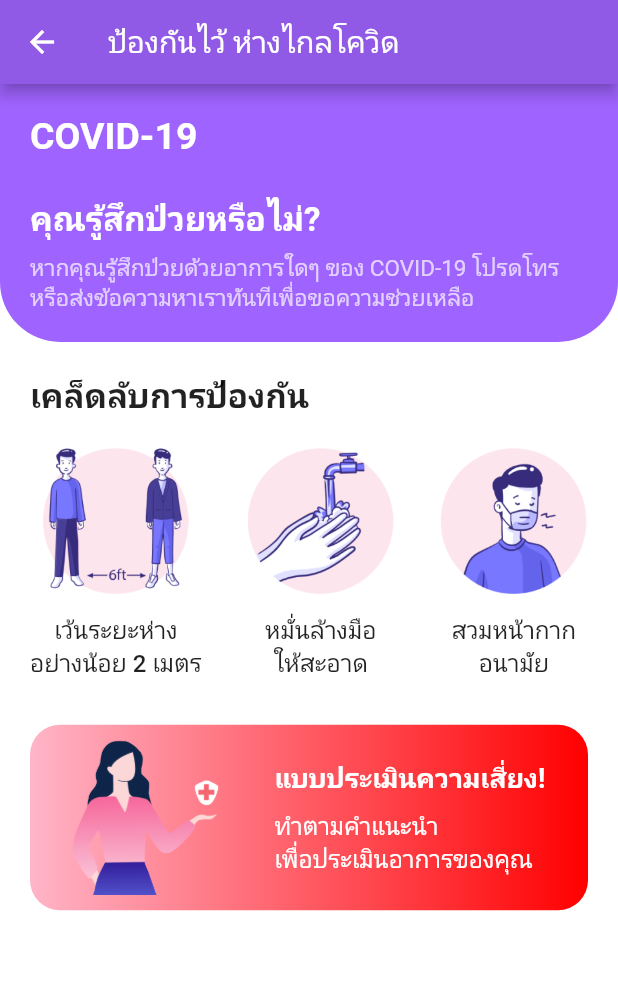
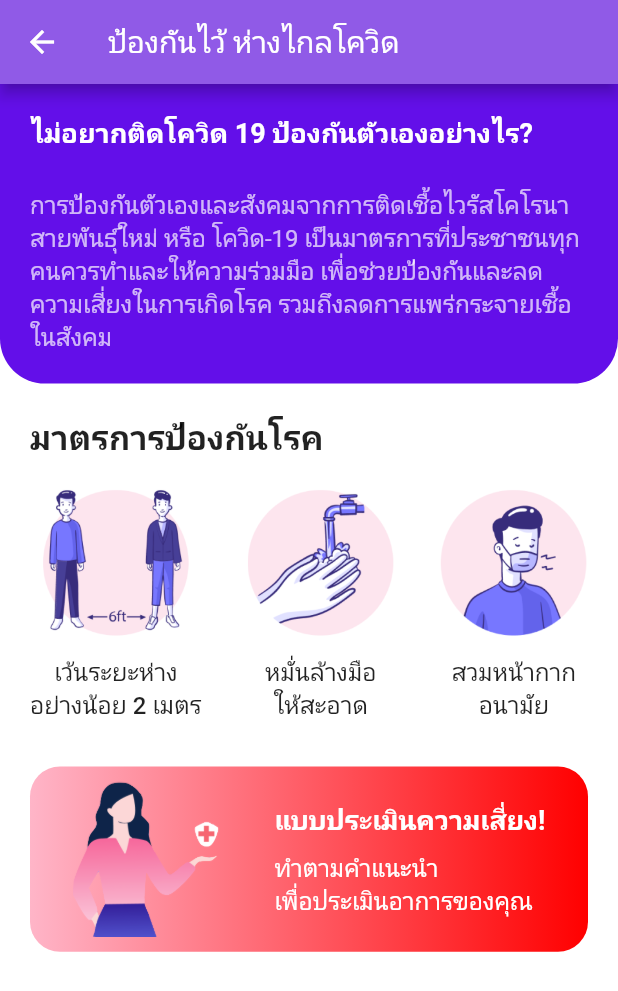
Before and after one commit to haruthai2311/covid_app, a Flutter app: the HomeScreen screen opened directly, on a phone screen of 412 x 824 dp. Shown: the top 991 px of the screen. Run offline on Flutter 3.47's test engine with Material 2 defaults, Android fonts, the phone set to English and light mode, and no system bars; our stand-ins replace dropdown_search, fl_chart; network calls fail.

Commit message:
link in home screen

```diff
--- a/lib/screens/home_screen.dart
+++ b/lib/screens/home_screen.dart
@@ -1,5 +1,6 @@
 import 'package:covid_app/data/data.dart';
 import 'package:flutter/material.dart';
+import 'package:url_launcher/url_launcher.dart';
 
 class HomeScreen extends StatefulWidget {
   const HomeScreen({ Key? key }) : super(key: key);
@@ -33,10 +34,10 @@ class _HomeScreenState extends State<HomeScreen> {
       child: Container(
         padding: const EdgeInsets.all(20.0),
         decoration: const BoxDecoration(
-          color: Color.fromARGB(255, 159, 99, 255),
+          color: Color.fromARGB(255, 99, 15, 233),
           borderRadius: BorderRadius.only(
-            bottomLeft: Radius.circular(40.0),
-            bottomRight: Radius.circular(40.0),
+            bottomLeft: Radius.circular(30.0),
+            bottomRight: Radius.circular(30.0),
           ),
         ),
         child: Column(
@@ -46,10 +47,10 @@ class _HomeScreenState extends State<HomeScreen> {
               mainAxisAlignment: MainAxisAlignment.spaceBetween,
               children: const <Widget>[
                 Text(
-                  'COVID-19',
+                  'ไม่อยากติดโควิด 19 ป้องกันตัวเองอย่างไร?',
                   style: TextStyle(
                     color: Colors.white,
-                    fontSize: 25.0,
+                    fontSize: 18.0,
                     fontWeight: FontWeight.bold,
                   ),
                 ),
@@ -58,69 +59,14 @@ class _HomeScreenState extends State<HomeScreen> {
             SizedBox(height: screenHeight * 0.03),
             Column(
               crossAxisAlignment: CrossAxisAlignment.start,
-              children: <Widget>[
-                const Text(
-                  'คุณรู้สึกป่วยหรือไม่?',
+              children: const <Widget>[
+                Text(
+                  'การป้องกันตัวเองและสังคมจากการติดเชื้อไวรัสโคโรนาสายพันธุ์ใหม่ หรือ โควิด-19 เป็นมาตรการที่ประชาชนทุกคนควรทำและให้ความร่วมมือ เพื่อช่วยป้องกันและลดความเสี่ยงในการเกิดโรค รวมถึงลดการแพร่กระจายเชื้อในสังคม',
                   style: TextStyle(
-                    color: Colors.white,
-                    fontSize: 22.0,
-                    fontWeight: FontWeight.w600,
+                    color: Colors.white70,
+                    fontSize: 16.0,
                   ),
                 ),
-                SizedBox(height: screenHeight * 0.01),
-                const Text(
-                  'หากคุณรู้สึกป่วยด้วยอาการใดๆ ของ COVID-19 โปรดโทรหรือส่งข้อความหาเราทันทีเพื่อขอความช่วยเหลือ',
-                  style: TextStyle(
-                    color: Colors.white70,
-                    fontSize: 15.0,
-                  ),
-                ),
-                // SizedBox(height: screenHeight * 0.03),
-                // Row(
-                //   mainAxisAlignment: MainAxisAlignment.spaceBetween,
-                //   children: <Widget>[
-                //     FlatButton.icon(
-                //       padding: const EdgeInsets.symmetric(
-                //         vertical: 10.0,
-                //         horizontal: 20.0,
-                //       ),
-                //       onPressed: () {},
-                //       color: Colors.red,
-                //       shape: RoundedRectangleBorder(
-                //         borderRadius: BorderRadius.circular(30.0),
-                //       ),
-                //       icon: const Icon(
-                //         Icons.phone,
-                //         color: Colors.white,
-                //       ),
-                //       label: Text(
-                //         'Call Now',
-                //         style: Styles.buttonTextStyle,
-                //       ),
-                //       textColor: Colors.white,
-                //     ),
-                //     FlatButton.icon(
-                //       padding: const EdgeInsets.symmetric(
-                //         vertical: 10.0,
-                //         horizontal: 20.0,
-                //       ),
-                //       onPressed: () {},
-                //       color: Colors.blue,
-                //       shape: RoundedRectangleBorder(
-                //         borderRadius: BorderRadius.circular(30.0),
-                //       ),
-                //       icon: const Icon(
-                //         Icons.chat_bubble,
-                //         color: Colors.white,
-                //       ),
-                //       label: Text(
-                //         'Send SMS',
-                //         style: Styles.buttonTextStyle,
-                //       ),
-                //       textColor: Colors.white,
-                //     ),
-                //   ],
-                // ),
               ],
             )
           ],
@@ -138,7 +84,7 @@ class _HomeScreenState extends State<HomeScreen> {
           children: <Widget>[
             const Text(
               //'Prevention Tips',
-              'เคล็ดลับการป้องกัน',
+              'มาตรการป้องกันโรค',
               style: TextStyle(
                 fontSize: 22.0,
                 fontWeight: FontWeight.w600,
@@ -187,9 +133,13 @@ class _HomeScreenState extends State<HomeScreen> {
           ),
           borderRadius: BorderRadius.circular(20.0),
         ),
-        child: Row(
+        child: InkWell(
+          child:
+
+            Row(
               mainAxisAlignment: MainAxisAlignment.spaceAround,
               children: <Widget>[
+
                 Image.asset('assets/images/own_test.png'),
                 Column(
                   mainAxisAlignment: MainAxisAlignment.center,
@@ -215,6 +165,8 @@ class _HomeScreenState extends State<HomeScreen> {
                   ],
                 )
               ],
+            ), onTap: () => launch('https://savethai.anamai.moph.go.th/poll.php')
+
         ),
       ),
     );
--- a/lib/widgets/stats_grid_today.dart
+++ b/lib/widgets/stats_grid_today.dart
@@ -39,7 +39,7 @@ class _StatsGridToday extends State<StatsGridToday> {
     return Padding(
       padding: const EdgeInsets.all(8.0),
       child: SizedBox( //Container
-          height: MediaQuery.of(context).size.height * 0.30,
+          height: MediaQuery.of(context).size.height * 0.35,
           child: FutureBuilder(
               future: getData(),
               builder: (BuildContext context, AsyncSnapshot<dynamic> snapshot) {
```
Lines whose indentation alone changed are shown as unchanged.
